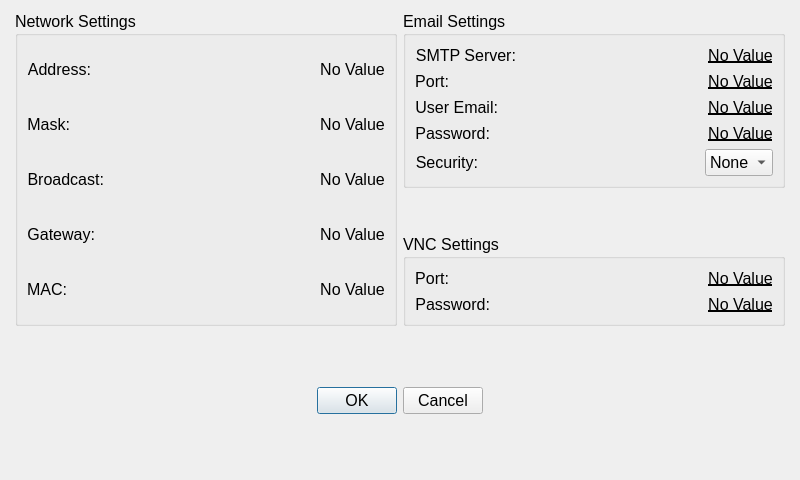
First picture: the form in Key/frmnetworksettings.ui, repository BuzzSiler/keycodebox-key, before the edit.
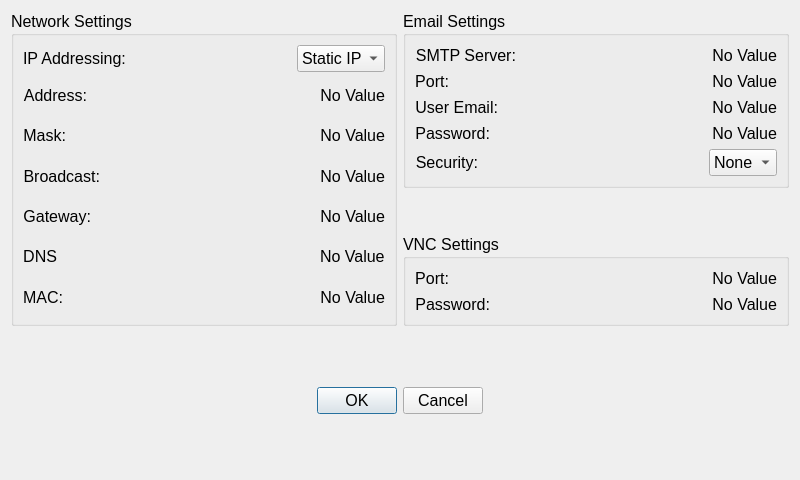
Second picture: the form after the edit. Custom widgets are drawn as their Qt base class.

Commit message:
Added static address selection feature
Many changes to the network settings form to accommodate this feature
Also, additions, changes and refactoring needed in kcbsystem as well.

With this change, the user can now choose between DHCP or Static IP
addressing via the user interface.  All file changes are handled.

Patch:
```diff
--- a/Key/frmnetworksettings.ui
+++ b/Key/frmnetworksettings.ui
@@ -30,13 +30,9 @@
   <property name="windowTitle">
    <string>Dialog</string>
   </property>
-  <layout class="QVBoxLayout" name="verticalLayout_5">
-   <property name="leftMargin">
-    <number>15</number>
-   </property>
-   <property name="rightMargin">
-    <number>15</number>
-   </property>
+  <layout class="QHBoxLayout" name="horizontalLayout_3">
+   <item>
+    <layout class="QVBoxLayout" name="verticalLayout_6">
    <item>
     <layout class="QHBoxLayout" name="horizontalLayout_2">
      <item>
@@ -44,7 +40,47 @@
        <property name="title">
         <string>Network Settings</string>
        </property>
+         <layout class="QVBoxLayout" name="verticalLayout_5">
+          <item>
        <layout class="QVBoxLayout" name="verticalLayout_3">
+            <item>
+             <layout class="QHBoxLayout" name="hloIpAddressing">
+              <item>
+               <widget class="QLabel" name="lblIpAddressing">
+                <property name="text">
+                 <string>IP Addressing:</string>
+                </property>
+               </widget>
+              </item>
+              <item>
+               <spacer name="horizontalSpacer_15">
+                <property name="orientation">
+                 <enum>Qt::Horizontal</enum>
+                </property>
+                <property name="sizeHint" stdset="0">
+                 <size>
+                  <width>40</width>
+                  <height>20</height>
+                 </size>
+                </property>
+               </spacer>
+              </item>
+              <item>
+               <widget class="QComboBox" name="cbAddressingType">
+                <item>
+                 <property name="text">
+                  <string>Static IP</string>
+                 </property>
+                </item>
+                <item>
+                 <property name="text">
+                  <string>DHCP</string>
+                 </property>
+                </item>
+               </widget>
+              </item>
+             </layout>
+            </item>
         <item>
          <layout class="QHBoxLayout" name="hloIpAddress">
           <item>
@@ -71,12 +107,17 @@
            </spacer>
           </item>
           <item>
-           <widget class="QLabel" name="lblIpAddressValue">
+               <widget class="CClickableLabel" name="lblIpAddressValue">
+                <property name="font">
+                 <font>
+                  <underline>false</underline>
+                 </font>
+                </property>
             <property name="text">
              <string>No Value</string>
             </property>
             <property name="alignment">
-             <set>Qt::AlignCenter</set>
+                 <set>Qt::AlignRight|Qt::AlignTrailing|Qt::AlignVCenter</set>
             </property>
            </widget>
           </item>
@@ -108,12 +149,17 @@
            </spacer>
           </item>
           <item>
-           <widget class="QLabel" name="lblIpMaskValue">
+               <widget class="CClickableLabel" name="lblIpMaskValue">
+                <property name="font">
+                 <font>
+                  <underline>false</underline>
+                 </font>
+                </property>
             <property name="text">
              <string>No Value</string>
             </property>
             <property name="alignment">
-             <set>Qt::AlignCenter</set>
+                 <set>Qt::AlignRight|Qt::AlignTrailing|Qt::AlignVCenter</set>
             </property>
            </widget>
           </item>
@@ -145,12 +191,17 @@
            </spacer>
           </item>
           <item>
-           <widget class="QLabel" name="lblIpBroadcastValue">
+               <widget class="CClickableLabel" name="lblIpBroadcastValue">
+                <property name="font">
+                 <font>
+                  <underline>false</underline>
+                 </font>
+                </property>
             <property name="text">
              <string>No Value</string>
             </property>
             <property name="alignment">
-             <set>Qt::AlignCenter</set>
+                 <set>Qt::AlignRight|Qt::AlignTrailing|Qt::AlignVCenter</set>
             </property>
            </widget>
           </item>
@@ -182,12 +233,51 @@
            </spacer>
           </item>
           <item>
-           <widget class="QLabel" name="lblIpGatewayValue">
+               <widget class="CClickableLabel" name="lblIpGatewayValue">
+                <property name="font">
+                 <font>
+                  <underline>false</underline>
+                 </font>
+                </property>
             <property name="text">
              <string>No Value</string>
             </property>
             <property name="alignment">
-             <set>Qt::AlignCenter</set>
+                 <set>Qt::AlignRight|Qt::AlignTrailing|Qt::AlignVCenter</set>
+                </property>
+               </widget>
+              </item>
+             </layout>
+            </item>
+            <item>
+             <layout class="QHBoxLayout" name="hloIpDns">
+              <item>
+               <widget class="QLabel" name="lblIpDns">
+                <property name="text">
+                 <string>DNS</string>
+                </property>
+                <property name="alignment">
+                 <set>Qt::AlignRight|Qt::AlignTrailing|Qt::AlignVCenter</set>
+                </property>
+               </widget>
+              </item>
+              <item>
+               <spacer name="horizontalSpacer_16">
+                <property name="orientation">
+                 <enum>Qt::Horizontal</enum>
+                </property>
+                <property name="sizeHint" stdset="0">
+                 <size>
+                  <width>40</width>
+                  <height>20</height>
+                 </size>
+                </property>
+               </spacer>
+              </item>
+              <item>
+               <widget class="CClickableLabel" name="lblIpDnsValue">
+                <property name="text">
+                 <string>No Value</string>
             </property>
            </widget>
           </item>
@@ -224,9 +314,14 @@
              <string>No Value</string>
             </property>
             <property name="alignment">
-             <set>Qt::AlignCenter</set>
-            </property>
-           </widget>
+                 <set>Qt::AlignRight|Qt::AlignTrailing|Qt::AlignVCenter</set>
+                </property>
+                <property name="textInteractionFlags">
+                 <set>Qt::LinksAccessibleByMouse</set>
+                </property>
+               </widget>
+              </item>
+             </layout>
           </item>
          </layout>
         </item>
@@ -276,14 +371,14 @@
               </property>
               <property name="font">
                <font>
-                <underline>true</underline>
+                  <underline>false</underline>
                </font>
               </property>
               <property name="text">
                <string>No Value</string>
               </property>
               <property name="alignment">
-               <set>Qt::AlignCenter</set>
+                 <set>Qt::AlignRight|Qt::AlignTrailing|Qt::AlignVCenter</set>
               </property>
              </widget>
             </item>
@@ -324,14 +419,14 @@
               </property>
               <property name="font">
                <font>
-                <underline>true</underline>
+                  <underline>false</underline>
                </font>
               </property>
               <property name="text">
                <string>No Value</string>
               </property>
               <property name="alignment">
-               <set>Qt::AlignCenter</set>
+                 <set>Qt::AlignRight|Qt::AlignTrailing|Qt::AlignVCenter</set>
               </property>
              </widget>
             </item>
@@ -372,14 +467,14 @@
               </property>
               <property name="font">
                <font>
-                <underline>true</underline>
+                  <underline>false</underline>
                </font>
               </property>
               <property name="text">
                <string>No Value</string>
               </property>
               <property name="alignment">
-               <set>Qt::AlignCenter</set>
+                 <set>Qt::AlignRight|Qt::AlignTrailing|Qt::AlignVCenter</set>
               </property>
              </widget>
             </item>
@@ -420,14 +515,14 @@
               </property>
               <property name="font">
                <font>
-                <underline>true</underline>
+                  <underline>false</underline>
                </font>
               </property>
               <property name="text">
                <string>No Value</string>
               </property>
               <property name="alignment">
-               <set>Qt::AlignCenter</set>
+                 <set>Qt::AlignRight|Qt::AlignTrailing|Qt::AlignVCenter</set>
               </property>
               <property name="textInteractionFlags">
                <set>Qt::LinksAccessibleByMouse</set>
@@ -550,14 +645,14 @@
               </property>
               <property name="font">
                <font>
-                <underline>true</underline>
+                  <underline>false</underline>
                </font>
               </property>
               <property name="text">
                <string>No Value</string>
               </property>
               <property name="alignment">
-               <set>Qt::AlignCenter</set>
+                 <set>Qt::AlignRight|Qt::AlignTrailing|Qt::AlignVCenter</set>
               </property>
              </widget>
             </item>
@@ -598,14 +693,14 @@
               </property>
               <property name="font">
                <font>
-                <underline>true</underline>
+                  <underline>false</underline>
                </font>
               </property>
               <property name="text">
                <string>No Value</string>
               </property>
               <property name="alignment">
-               <set>Qt::AlignCenter</set>
+                 <set>Qt::AlignRight|Qt::AlignTrailing|Qt::AlignVCenter</set>
               </property>
               <property name="textInteractionFlags">
                <set>Qt::LinksAccessibleByMouse</set>
@@ -629,7 +724,7 @@
      <property name="sizeHint" stdset="0">
       <size>
        <width>20</width>
-       <height>46</height>
+         <height>20</height>
       </size>
      </property>
     </spacer>
@@ -685,10 +780,12 @@
      <property name="sizeHint" stdset="0">
       <size>
        <width>20</width>
-       <height>46</height>
+         <height>20</height>
       </size>
      </property>
     </spacer>
+     </item>
+    </layout>
    </item>
   </layout>
  </widget>
```
Left out of the diff: 2 changed lines with no effect on the pictures. Lines whose indentation alone changed are shown as unchanged. The commit also changes 4 other files.
